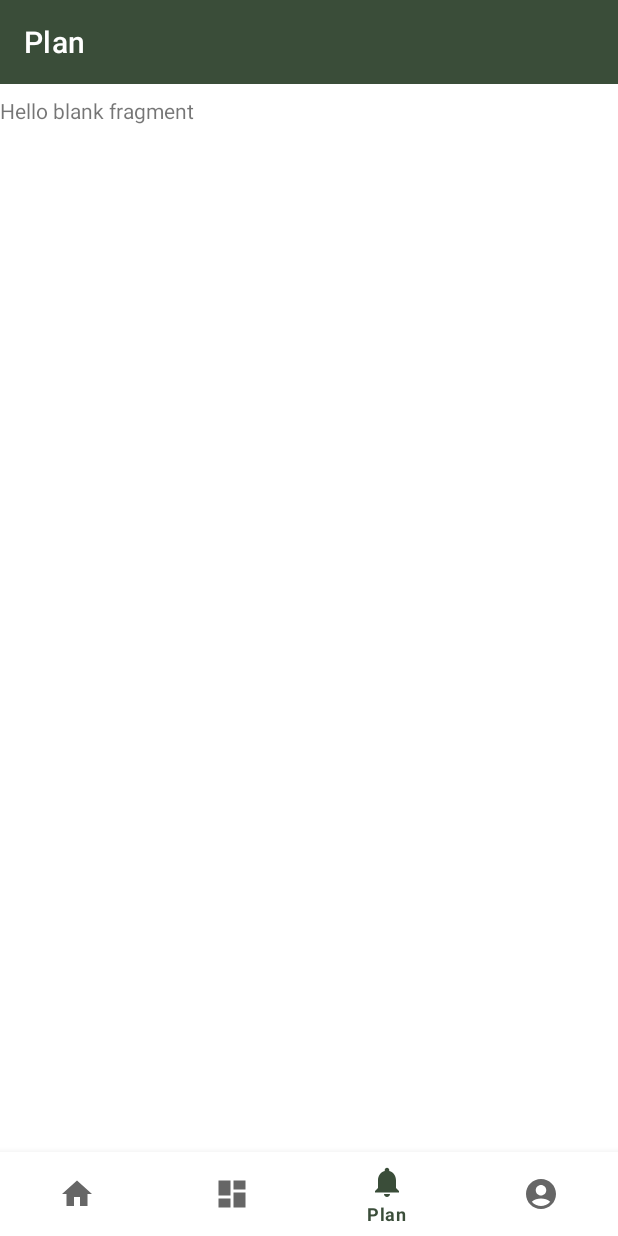
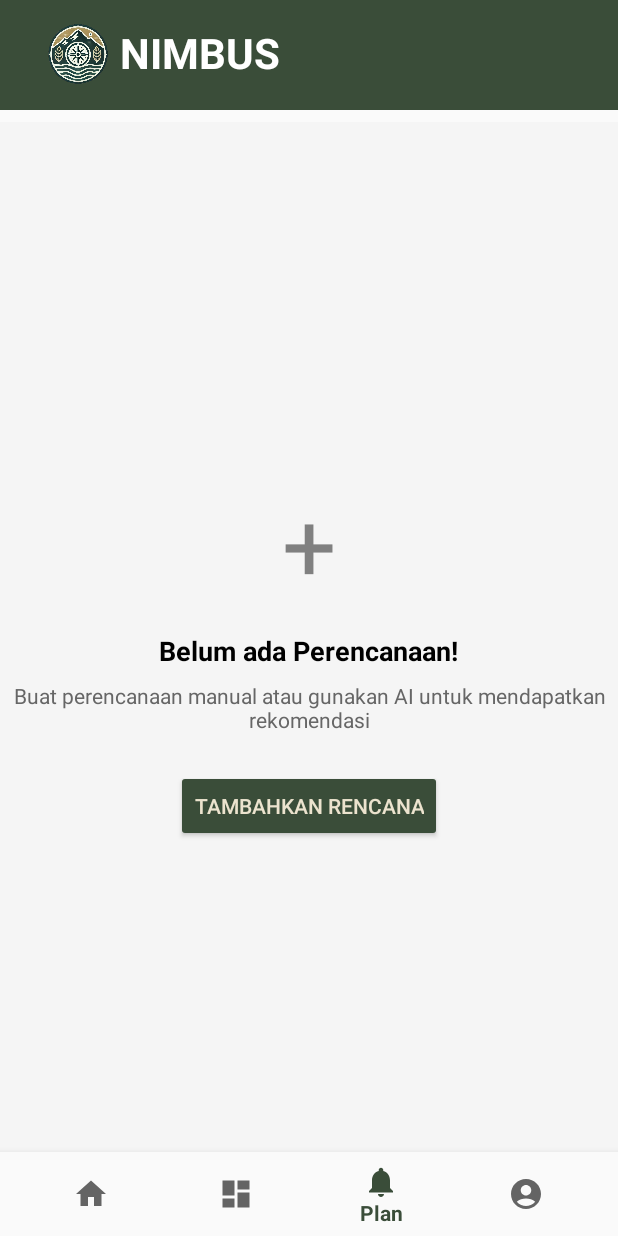
Before and after one commit to AinxViin/CapstoneProjectNIMBUS, an Android app: the PlanFragment screen opened through its navigation route, on a phone screen of 412 x 824 dp. Run offline under Robolectric (Android 15) with nearby library versions, the phone set to English and light mode, and no system bars; our stand-ins replace navigation-ui; pictures from the network do not load; 1 statement that could not run was skipped.

Commit message:
Initial commit

```diff
--- a/app/src/main/res/layout/activity_main.xml
+++ b/app/src/main/res/layout/activity_main.xml
@@ -9,15 +9,36 @@
     <!-- Toolbar for custom ActionBar -->
     <androidx.appcompat.widget.Toolbar
         android:id="@+id/toolbar"
-        android:layout_width="0dp"
-        android:layout_height="?attr/actionBarSize"
-        android:background="?attr/colorPrimary"
+        android:layout_width="match_parent"
+        android:layout_height="wrap_content"
+        android:background="@color/green"
         app:titleTextColor="@android:color/white"
         app:layout_constraintTop_toTopOf="parent"
         app:layout_constraintLeft_toLeftOf="parent"
-        app:layout_constraintRight_toRightOf="parent" />
+        app:layout_constraintRight_toRightOf="parent">
+        <LinearLayout
+            android:layout_width="match_parent"
+            android:layout_height="wrap_content"
+            android:orientation="horizontal"
+            android:padding="16dp">
 
-    <!-- Navigation host fragment -->
+            <ImageView
+                android:layout_width="40dp"
+                android:layout_height="40dp"
+                android:contentDescription="Logo"
+                android:src="@drawable/logo" />
+
+            <TextView
+                android:layout_width="136dp"
+                android:layout_height="41dp"
+                android:layout_marginStart="8dp"
+                android:text="NIMBUS"
+                android:textColor="#FFFFFF"
+                android:textSize="28sp"
+                android:textStyle="bold" />
+        </LinearLayout>
+    </androidx.appcompat.widget.Toolbar>
+
     <androidx.fragment.app.FragmentContainerView
         android:id="@+id/nav_host_fragment_activity_main"
         android:name="androidx.navigation.fragment.NavHostFragment"
--- a/app/src/main/res/layout/fragment_home.xml
+++ b/app/src/main/res/layout/fragment_home.xml
@@ -9,31 +9,6 @@
         android:layout_height="wrap_content"
         android:background="#EDEDED"
         android:orientation="vertical">
-
-        <!-- Header -->
-        <LinearLayout
-            android:layout_width="match_parent"
-            android:layout_height="wrap_content"
-            android:background="@color/green"
-            android:orientation="horizontal"
-            android:padding="16dp">
-
-            <ImageView
-                android:layout_width="40dp"
-                android:layout_height="40dp"
-                android:contentDescription="Logo"
-                android:src="@drawable/logo" />
-
-            <TextView
-                android:layout_width="136dp"
-                android:layout_height="41dp"
-                android:layout_marginStart="8dp"
-                android:text="NIMBUS"
-                android:textColor="#FFFFFF"
-                android:textSize="28sp"
-                android:textStyle="bold" />
-        </LinearLayout>
-
         <!-- Search Bar -->
         <LinearLayout
             android:layout_width="match_parent"
--- a/app/src/main/res/layout/fragment_plan.xml
+++ b/app/src/main/res/layout/fragment_plan.xml
@@ -1,14 +1,54 @@
 <?xml version="1.0" encoding="utf-8"?>
-<FrameLayout xmlns:android="http://schemas.android.com/apk/res/android"
+<LinearLayout xmlns:android="http://schemas.android.com/apk/res/android"
+    xmlns:app="http://schemas.android.com/apk/res-auto"
     xmlns:tools="http://schemas.android.com/tools"
     android:layout_width="match_parent"
     android:layout_height="match_parent"
+    android:background="#F5F5F5"
+    android:gravity="center"
+    android:orientation="vertical"
     tools:context=".ui.plan.PlanFragment">
 
-    <!-- TODO: Update blank fragment layout -->
+
+    <!-- Icon Placeholder -->
     <TextView
-        android:layout_width="match_parent"
-        android:layout_height="match_parent"
-        android:text="@string/hello_blank_fragment" />
+        android:id="@+id/tvIconPlaceholder"
+        android:layout_width="wrap_content"
+        android:layout_height="wrap_content"
+        android:paddingTop="32dp"
+        android:paddingBottom="16dp"
+        android:text="+"
+        android:textColor="#808080"
+        android:textSize="64sp" />
 
-</FrameLayout>
+    <!-- Title -->
+    <TextView
+        android:id="@+id/tvTitle"
+        android:layout_width="wrap_content"
+        android:layout_height="wrap_content"
+        android:paddingBottom="8dp"
+        android:text="Belum ada Perencanaan!"
+        android:textColor="#000000"
+        android:textSize="18sp"
+        android:textStyle="bold" />
+
+    <!-- Subtitle -->
+    <TextView
+        android:id="@+id/tvSubtitle"
+        android:layout_width="wrap_content"
+        android:layout_height="wrap_content"
+        android:gravity="center"
+        android:paddingBottom="24dp"
+        android:text="Buat perencanaan manual atau gunakan AI untuk mendapatkan rekomendasi"
+        android:textColor="#666666"
+        android:textSize="14sp" />
+
+
+    <Button
+        android:id="@+id/btnManual"
+        android:layout_width="wrap_content"
+        android:layout_height="wrap_content"
+        android:backgroundTint="@color/green"
+        android:text="tambahkan rencana"
+        android:textColor="@color/cream" />
+</LinearLayout>
--- a/app/src/main/res/layout/fragment_profile.xml
+++ b/app/src/main/res/layout/fragment_profile.xml
@@ -10,33 +10,6 @@
         android:layout_width="match_parent"
         android:layout_height="wrap_content"
         android:orientation="vertical">
-
-        <!-- Bagian Header -->
-
-        <!-- Bagian Profil -->
-
-        <LinearLayout
-            android:layout_width="match_parent"
-            android:layout_height="wrap_content"
-            android:layout_marginBottom="16dp"
-            android:background="@color/green"
-            android:orientation="horizontal">
-
-            <ImageView
-                android:layout_width="40dp"
-                android:layout_height="40dp"
-                android:contentDescription="Logo"
-                android:src="@drawable/logo" />
-
-            <TextView
-                android:layout_width="wrap_content"
-                android:layout_height="wrap_content"
-                android:layout_marginStart="8dp"
-                android:text="NIMBUS"
-                android:textColor="#FFFFFF"
-                android:textSize="28sp"
-                android:textStyle="bold" />
-        </LinearLayout>
 
         <LinearLayout
             android:layout_width="match_parent"
@@ -144,7 +117,6 @@
                     android:layout_marginStart="8dp" />
             </LinearLayout>
 
-            <!-- Edit Password -->
             <LinearLayout
                 android:layout_width="match_parent"
                 android:layout_height="wrap_content"
--- a/app/src/main/res/values-night/themes.xml
+++ b/app/src/main/res/values-night/themes.xml
@@ -1,6 +1,6 @@
 <resources xmlns:tools="http://schemas.android.com/tools">
     <!-- Base application theme. -->
-    <style name="Theme.CapstoneProject" parent="Theme.MaterialComponents.DayNight.DarkActionBar">
+    <style name="Theme.CapstoneProject" parent="Theme.MaterialComponents.DayNight.NoActionBar">
         <!-- Primary brand color. -->
         <item name="colorPrimary">@color/purple_200</item>
         <item name="colorPrimaryVariant">@color/purple_700</item>
--- a/app/src/main/res/values/themes.xml
+++ b/app/src/main/res/values/themes.xml
@@ -1,6 +1,6 @@
 <resources xmlns:tools="http://schemas.android.com/tools">
     <!-- Base application theme without Action Bar. -->
-    <style name="Theme.CapstoneProject" parent="Theme.MaterialComponents.DayNight.NoActionBar">
+    <style name="Theme.CapstoneProject" parent="Theme.AppCompat.Light.NoActionBar">
         <!-- Primary brand color. -->
         <item name="colorPrimary">@color/green</item>
         <item name="colorPrimaryVariant">@color/purple_700</item>
```
